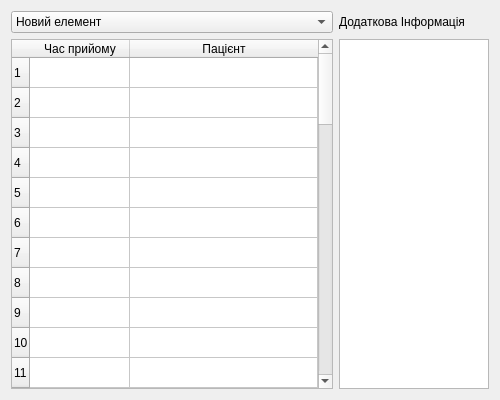
Old version of the form Courcework_18-19/MedicineCards/widgetspecialty.ui in the repository MaksWellFine/OOP.
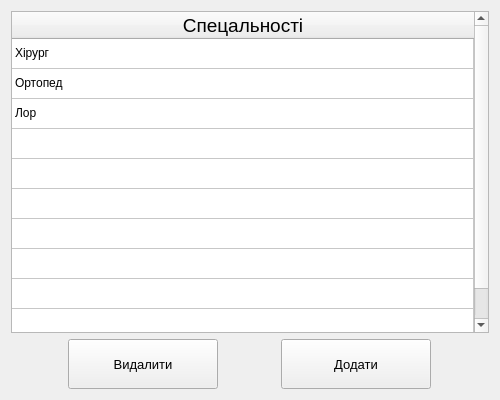
New version of the form.

```diff
--- a/Courcework_18-19/MedicineCards/widgetspecialty.ui
+++ b/Courcework_18-19/MedicineCards/widgetspecialty.ui
@@ -20,13 +20,25 @@
    <string>Form</string>
   </property>
   <layout class="QGridLayout" name="gridLayout">
-   <item row="2" column="0">
+   <item row="1" column="0">
     <widget class="QTableWidget" name="tableRegister">
+     <property name="selectionMode">
+      <enum>QAbstractItemView::SingleSelection</enum>
+     </property>
+     <property name="selectionBehavior">
+      <enum>QAbstractItemView::SelectRows</enum>
+     </property>
+     <property name="showGrid">
+      <bool>true</bool>
+     </property>
+     <property name="sortingEnabled">
+      <bool>true</bool>
+     </property>
      <property name="rowCount">
-      <number>50</number>
+      <number>10</number>
      </property>
      <property name="columnCount">
-      <number>2</number>
+      <number>1</number>
      </property>
      <attribute name="horizontalHeaderCascadingSectionResizes">
       <bool>true</bool>
@@ -37,6 +49,9 @@
      <attribute name="horizontalHeaderStretchLastSection">
       <bool>true</bool>
      </attribute>
+     <attribute name="verticalHeaderVisible">
+      <bool>false</bool>
+     </attribute>
      <attribute name="verticalHeaderCascadingSectionResizes">
       <bool>true</bool>
      </attribute>
@@ -50,6 +65,9 @@
       <property name="text">
        <string>1</string>
       </property>
+      <property name="textAlignment">
+       <set>AlignCenter</set>
+      </property>
      </row>
      <row/>
      <row/>
@@ -60,99 +78,87 @@
      <row/>
      <row/>
      <row/>
-     <row/>
-     <row/>
-     <row/>
-     <row/>
-     <row/>
-     <row/>
-     <row/>
-     <row/>
-     <row/>
-     <row/>
-     <row/>
-     <row/>
-     <row/>
-     <row/>
-     <row/>
-     <row/>
-     <row/>
-     <row/>
-     <row/>
-     <row/>
-     <row/>
-     <row/>
-     <row/>
-     <row/>
-     <row/>
-     <row/>
-     <row/>
-     <row/>
-     <row/>
-     <row/>
-     <row/>
-     <row/>
-     <row/>
-     <row/>
-     <row/>
-     <row/>
-     <row/>
-     <row/>
-     <row/>
-     <row/>
      <column>
       <property name="text">
-       <string>Час прийому</string>
+       <string>Спецальності</string>
       </property>
-     </column>
-     <column>
-      <property name="text">
-       <string>Пацієнт</string>
+      <property name="font">
+       <font>
+        <pointsize>14</pointsize>
+       </font>
       </property>
      </column>
-    </widget>
-   </item>
-   <item row="0" column="0">
-    <widget class="QComboBox" name="boxSpecialty">
-     <item>
+     <item row="0" column="0">
       <property name="text">
-       <string>Новий елемент</string>
+       <string>Хірург</string>
       </property>
+      <property name="textAlignment">
+       <set>AlignLeading|AlignVCenter</set>
+      </property>
      </item>
-     <item>
+     <item row="1" column="0">
       <property name="text">
-       <string>Новий елемент</string>
+       <string>Ортопед</string>
       </property>
      </item>
-     <item>
+     <item row="2" column="0">
       <property name="text">
-       <string>Новий елемент</string>
+       <string>Лор</string>
       </property>
      </item>
     </widget>
    </item>
-   <item row="0" column="1">
-    <widget class="QLabel" name="labelInfro">
-     <property name="text">
-      <string>Додаткова Інформація</string>
-     </property>
-    </widget>
-   </item>
-   <item row="2" column="1">
-    <widget class="QTextEdit" name="textEdit">
-     <property name="minimumSize">
-      <size>
-       <width>150</width>
-       <height>0</height>
-      </size>
-     </property>
-     <property name="maximumSize">
-      <size>
-       <width>100</width>
-       <height>16777215</height>
-      </size>
-     </property>
-    </widget>
+   <item row="2" column="0">
+    <layout class="QHBoxLayout" name="horizontalLayout">
+     <item>
+      <widget class="QPushButton" name="btnRemove">
+       <property name="minimumSize">
+        <size>
+         <width>0</width>
+         <height>50</height>
+        </size>
+       </property>
+       <property name="maximumSize">
+        <size>
+         <width>150</width>
+         <height>50</height>
+        </size>
+       </property>
+       <property name="font">
+        <font>
+         <pointsize>10</pointsize>
+        </font>
+       </property>
+       <property name="text">
+        <string>Видалити</string>
+       </property>
+      </widget>
+     </item>
+     <item>
+      <widget class="QPushButton" name="btnAdd">
+       <property name="minimumSize">
+        <size>
+         <width>0</width>
+         <height>50</height>
+        </size>
+       </property>
+       <property name="maximumSize">
+        <size>
+         <width>150</width>
+         <height>50</height>
+        </size>
+       </property>
+       <property name="font">
+        <font>
+         <pointsize>10</pointsize>
+        </font>
+       </property>
+       <property name="text">
+        <string>Додати</string>
+       </property>
+      </widget>
+     </item>
+    </layout>
    </item>
   </layout>
  </widget>
```
